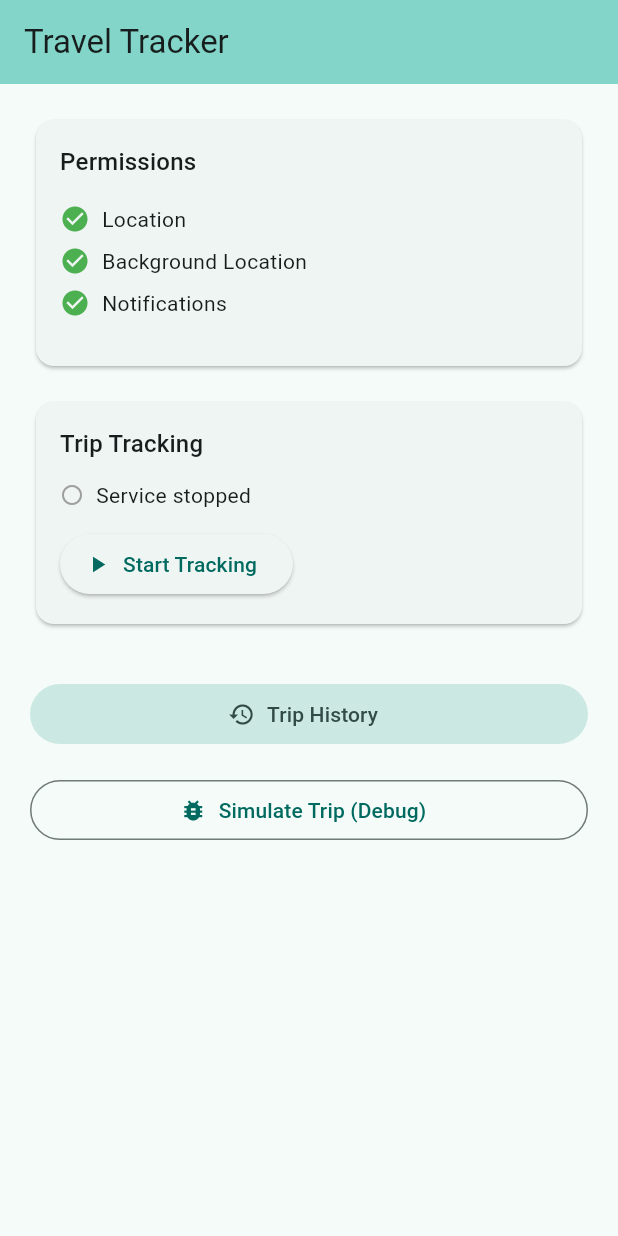
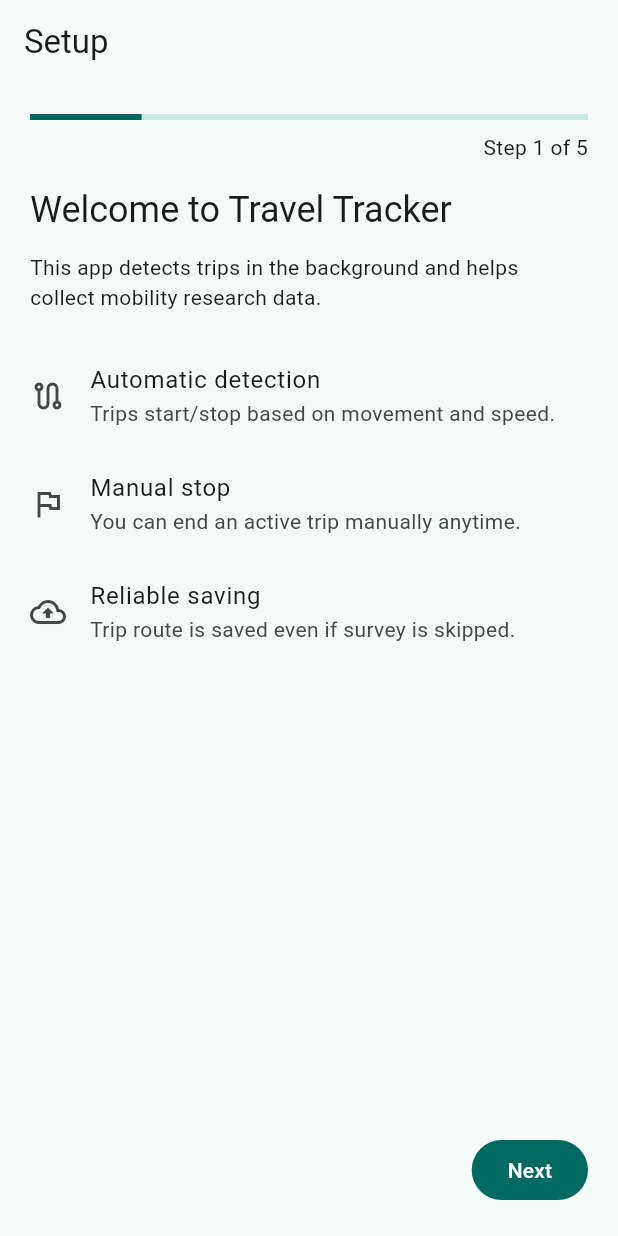
Before and after one commit to saksham-sankhla04/travel_tracker, a Flutter app: the screen it shows after launch, on a phone screen of 412 x 824 dp. Run offline on Flutter 3.47's test engine with Material 3 defaults, Android fonts, the phone set to English and light mode, and no system bars; our stand-ins replace flutter_local_notifications, flutter_riverpod, geolocator, go_router, permission_handler, shared_preferences; missing offline and left inert: flutter_background_service; statements that could not run were skipped.

Commit message:
Add complete onboarding flow and simplify home permissions UI

```diff
--- a/lib/core/router/app_router.dart
+++ b/lib/core/router/app_router.dart
@@ -1,6 +1,7 @@
 import 'package:flutter/material.dart';
 import 'package:go_router/go_router.dart';
 
+import '../../features/onboarding/presentation/pages/onboarding_page.dart';
 import '../../features/trip_tracking/presentation/pages/home_page.dart';
 import '../../features/trip_survey/presentation/pages/survey_page.dart';
 import '../../features/trip_survey/presentation/pages/trip_history_page.dart';
@@ -11,9 +12,10 @@ final appRouter = GoRouter(
   navigatorKey: rootNavigatorKey,
   initialLocation: '/',
   routes: [
+    GoRoute(path: '/', builder: (context, state) => const HomePage()),
     GoRoute(
-      path: '/',
-      builder: (context, state) => const HomePage(),
+      path: '/onboarding',
+      builder: (context, state) => const OnboardingPage(),
     ),
     GoRoute(
       path: '/survey',
--- /dev/null
+++ b/lib/features/onboarding/data/services/onboarding_storage_service.dart
@@ -0,0 +1,38 @@
+import 'package:shared_preferences/shared_preferences.dart';
+
+class OnboardingStorageService {
+  static const String _hasCompletedOnboardingKey = 'has_completed_onboarding';
+  static const String _homeAddressKey = 'user_home_address';
+  static const String _workSchoolAddressKey = 'user_work_school_address';
+
+  static Future<bool> hasCompletedOnboarding() async {
+    final prefs = await SharedPreferences.getInstance();
+    return prefs.getBool(_hasCompletedOnboardingKey) ?? false;
+  }
+
+  static Future<void> completeOnboarding({
+    required String homeAddress,
+    String? workSchoolAddress,
+  }) async {
+    final prefs = await SharedPreferences.getInstance();
+    await prefs.setBool(_hasCompletedOnboardingKey, true);
+    await prefs.setString(_homeAddressKey, homeAddress.trim());
+
+    final cleanedWorkSchool = workSchoolAddress?.trim();
+    if (cleanedWorkSchool != null && cleanedWorkSchool.isNotEmpty) {
+      await prefs.setString(_workSchoolAddressKey, cleanedWorkSchool);
+    } else {
+      await prefs.remove(_workSchoolAddressKey);
+    }
+  }
+
+  static Future<String?> getHomeAddress() async {
+    final prefs = await SharedPreferences.getInstance();
+    return prefs.getString(_homeAddressKey);
+  }
+
+  static Future<String?> getWorkSchoolAddress() async {
+    final prefs = await SharedPreferences.getInstance();
+    return prefs.getString(_workSchoolAddressKey);
+  }
+}
--- /dev/null
+++ b/lib/features/onboarding/presentation/pages/onboarding_page.dart
@@ -0,0 +1,423 @@
+import 'package:flutter/material.dart';
+import 'package:go_router/go_router.dart';
+
+import '../../../../core/services/permission_service.dart';
+import '../../data/services/onboarding_storage_service.dart';
+
+class OnboardingPage extends StatefulWidget {
+  const OnboardingPage({super.key});
+
+  @override
+  State<OnboardingPage> createState() => _OnboardingPageState();
+}
+
+class _OnboardingPageState extends State<OnboardingPage> {
+  static const int _lastStep = 4;
+
+  final _pageController = PageController();
+  final _addressFormKey = GlobalKey<FormState>();
+  final _homeAddressController = TextEditingController();
+  final _workSchoolController = TextEditingController();
+
+  int _currentStep = 0;
+  bool _addWorkSchoolAddress = false;
+  bool _isRequestingPermissions = false;
+  bool _isSaving = false;
+  Map<String, bool> _permissionStatus = const {
+    'location': false,
+    'locationAlways': false,
+    'notification': false,
+  };
+
+  bool get _allPermissionsGranted =>
+      _permissionStatus.values.every((granted) => granted);
+
+  @override
+  void initState() {
+    super.initState();
+    _loadPermissionStatus();
+  }
+
+  @override
+  void dispose() {
+    _pageController.dispose();
+    _homeAddressController.dispose();
+    _workSchoolController.dispose();
+    super.dispose();
+  }
+
+  Future<void> _loadPermissionStatus() async {
+    final status = await PermissionService.checkPermissions();
+    if (!mounted) return;
+    setState(() => _permissionStatus = status);
+  }
+
+  Future<void> _requestPermissions() async {
+    setState(() => _isRequestingPermissions = true);
+    await PermissionService.requestAllPermissions();
+    await _loadPermissionStatus();
+    if (!mounted) return;
+    setState(() => _isRequestingPermissions = false);
+  }
+
+  Future<void> _goToStep(int step) async {
+    await _pageController.animateToPage(
+      step,
+      duration: const Duration(milliseconds: 250),
+      curve: Curves.easeInOut,
+    );
+    if (!mounted) return;
+    setState(() => _currentStep = step);
+  }
+
+  Future<void> _next() async {
+    if (_currentStep == 2 && !_allPermissionsGranted) {
+      ScaffoldMessenger.of(context).showSnackBar(
+        const SnackBar(
+          content: Text('Please grant all permissions to continue.'),
+        ),
+      );
+      return;
+    }
+
+    if (_currentStep == 3) {
+      if (!_addressFormKey.currentState!.validate()) return;
+    }
+
+    if (_currentStep < _lastStep) {
+      await _goToStep(_currentStep + 1);
+    }
+  }
+
+  Future<void> _back() async {
+    if (_currentStep > 0) {
+      await _goToStep(_currentStep - 1);
+    }
+  }
+
+  Future<void> _finish() async {
+    if (!_addressFormKey.currentState!.validate() || _isSaving) return;
+
+    setState(() => _isSaving = true);
+    await OnboardingStorageService.completeOnboarding(
+      homeAddress: _homeAddressController.text,
+      workSchoolAddress: _addWorkSchoolAddress
+          ? _workSchoolController.text
+          : null,
+    );
+
+    if (!mounted) return;
+    setState(() => _isSaving = false);
+    context.go('/');
+  }
+
+  @override
+  Widget build(BuildContext context) {
+    return Scaffold(
+      appBar: AppBar(
+        automaticallyImplyLeading: false,
+        title: const Text('Setup'),
+      ),
+      body: SafeArea(
+        child: Padding(
+          padding: const EdgeInsets.all(20),
+          child: Column(
+            children: [
+              LinearProgressIndicator(
+                value: (_currentStep + 1) / (_lastStep + 1),
+              ),
+              const SizedBox(height: 8),
+              Align(
+                alignment: Alignment.centerRight,
+                child: Text('Step ${_currentStep + 1} of ${_lastStep + 1}'),
+              ),
+              const SizedBox(height: 16),
+              Expanded(
+                child: PageView(
+                  controller: _pageController,
+                  physics: const NeverScrollableScrollPhysics(),
+                  children: [
+                    _buildWelcomeStep(context),
+                    _buildHowItWorksStep(context),
+                    _buildPermissionStep(context),
+                    _buildAddressStep(context),
+                    _buildFinishStep(context),
+                  ],
+                ),
+              ),
+              const SizedBox(height: 12),
+              Row(
+                children: [
+                  if (_currentStep > 0)
+                    OutlinedButton(onPressed: _back, child: const Text('Back'))
+                  else
+                    const SizedBox.shrink(),
+                  const Spacer(),
+                  if (_currentStep < _lastStep)
+                    FilledButton(onPressed: _next, child: const Text('Next'))
+                  else
+                    FilledButton.icon(
+                      onPressed: _isSaving ? null : _finish,
+                      icon: _isSaving
+                          ? const SizedBox(
+                              width: 16,
+                              height: 16,
+                              child: CircularProgressIndicator(strokeWidth: 2),
+                            )
+                          : const Icon(Icons.check),
+                      label: Text(_isSaving ? 'Saving...' : 'Start App'),
+                    ),
+                ],
+              ),
+            ],
+          ),
+        ),
+      ),
+    );
+  }
+
+  Widget _buildWelcomeStep(BuildContext context) {
+    return ListView(
+      children: [
+        Text(
+          'Welcome to Travel Tracker',
+          style: Theme.of(context).textTheme.headlineSmall,
+        ),
+        const SizedBox(height: 12),
+        const Text(
+          'This app detects trips in the background and helps collect mobility research data.',
+        ),
+        const SizedBox(height: 20),
+        _infoTile(
+          icon: Icons.route_outlined,
+          title: 'Automatic detection',
+          subtitle: 'Trips start/stop based on movement and speed.',
+        ),
+        _infoTile(
+          icon: Icons.flag_outlined,
+          title: 'Manual stop',
+          subtitle: 'You can end an active trip manually anytime.',
+        ),
+        _infoTile(
+          icon: Icons.cloud_upload_outlined,
+          title: 'Reliable saving',
+          subtitle: 'Trip route is saved even if survey is skipped.',
+        ),
+      ],
+    );
+  }
+
+  Widget _buildHowItWorksStep(BuildContext context) {
+    return ListView(
+      children: [
+        Text('How it works', style: Theme.of(context).textTheme.headlineSmall),
+        const SizedBox(height: 16),
+        const Text('1. Start tracking from the home screen.'),
+        const SizedBox(height: 8),
+        const Text('2. App detects when you are travelling.'),
+        const SizedBox(height: 8),
+        const Text('3. At trip end, route is auto-saved to backend.'),
+        const SizedBox(height: 8),
+        const Text(
+          '4. You can submit survey details later to update that same trip.',
+        ),
+        const SizedBox(height: 24),
+        Card(
+          child: Padding(
+            padding: const EdgeInsets.all(12),
+            child: Row(
+              crossAxisAlignment: CrossAxisAlignment.start,
+              children: [
+                const Icon(Icons.info_outline),
+                const SizedBox(width: 8),
+                Expanded(
+                  child: Text(
+                    'If you skip the form, default values are used and can be corrected later.',
+                    style: Theme.of(context).textTheme.bodyMedium,
+                  ),
+                ),
+              ],
+            ),
+          ),
+        ),
+      ],
+    );
+  }
+
+  Widget _buildPermissionStep(BuildContext context) {
+    return ListView(
+      children: [
+        Text('Permissions', style: Theme.of(context).textTheme.headlineSmall),
+        const SizedBox(height: 12),
+        const Text(
+          'Location and notification permissions are required for reliable trip tracking.',
+        ),
+        const SizedBox(height: 20),
+        _permissionTile(
+          label: 'Location',
+          value: _permissionStatus['location'] ?? false,
+        ),
+        _permissionTile(
+          label: 'Background location',
+          value: _permissionStatus['locationAlways'] ?? false,
+        ),
+        _permissionTile(
+          label: 'Notifications',
+          value: _permissionStatus['notification'] ?? false,
+        ),
+        const SizedBox(height: 20),
+        FilledButton.icon(
+          onPressed: _isRequestingPermissions ? null : _requestPermissions,
+          icon: _isRequestingPermissions
+              ? const SizedBox(
+                  width: 16,
+                  height: 16,
+                  child: CircularProgressIndicator(strokeWidth: 2),
+                )
+              : const Icon(Icons.lock_open),
+          label: Text(
+            _isRequestingPermissions ? 'Requesting...' : 'Grant Permissions',
+          ),
+        ),
+        const SizedBox(height: 8),
+        TextButton(
+          onPressed: PermissionService.openSettings,
+          child: const Text('Open app settings'),
+        ),
+      ],
+    );
+  }
+
+  Widget _buildAddressStep(BuildContext context) {
+    return Form(
+      key: _addressFormKey,
+      child: ListView(
+        children: [
+          Text(
+            'Your addresses',
+            style: Theme.of(context).textTheme.headlineSmall,
+          ),
+          const SizedBox(height: 12),
+          const Text('Home address is required. Work/School is optional.'),
+          const SizedBox(height: 20),
+          TextFormField(
+            controller: _homeAddressController,
+            decoration: const InputDecoration(
+              labelText: 'Home address',
+              hintText: 'Enter your home address',
+              border: OutlineInputBorder(),
+              prefixIcon: Icon(Icons.home_outlined),
+            ),
+            minLines: 2,
+            maxLines: 3,
+            textInputAction: TextInputAction.next,
+            validator: (value) {
+              if (value == null || value.trim().isEmpty) {
+                return 'Home address is required';
+              }
+              return null;
+            },
+          ),
+          const SizedBox(height: 16),
+          SwitchListTile(
+            contentPadding: EdgeInsets.zero,
+            title: const Text('Add work/school address'),
+            subtitle: const Text('Optional'),
+            value: _addWorkSchoolAddress,
+            onChanged: (value) {
+              setState(() => _addWorkSchoolAddress = value);
+              if (!value) _workSchoolController.clear();
+            },
+          ),
+          if (_addWorkSchoolAddress) ...[
+            const SizedBox(height: 8),
+            TextFormField(
+              controller: _workSchoolController,
+              decoration: const InputDecoration(
+                labelText: 'Work/School address',
+                hintText: 'Enter your work or school address',
+                border: OutlineInputBorder(),
+                prefixIcon: Icon(Icons.business_outlined),
+              ),
+              minLines: 2,
+              maxLines: 3,
+              textInputAction: TextInputAction.done,
+              validator: (value) {
+                if (_addWorkSchoolAddress &&
+                    (value == null || value.trim().isEmpty)) {
+                  return 'Please enter work/school address or disable this option';
+                }
+                return null;
+              },
+            ),
+          ],
+        ],
+      ),
+    );
+  }
+
+  Widget _buildFinishStep(BuildContext context) {
+    return ListView(
+      children: [
+        Text('You are ready', style: Theme.of(context).textTheme.headlineSmall),
+        const SizedBox(height: 12),
+        _statusRow('Permissions granted', _allPermissionsGranted),
+        _statusRow(
+          'Home address added',
+          _homeAddressController.text.trim().isNotEmpty,
+        ),
+        _statusRow(
+          'Work/School address',
+          !_addWorkSchoolAddress ||
+              _workSchoolController.text.trim().isNotEmpty,
+        ),
+        const SizedBox(height: 20),
+        const Text(
+          'Tap "Start App" to finish onboarding and open the tracker dashboard.',
+        ),
+      ],
+    );
+  }
+
+  Widget _permissionTile({required String label, required bool value}) {
+    return Card(
+      child: ListTile(
+        leading: Icon(
+          value ? Icons.check_circle : Icons.error_outline,
+          color: value ? Colors.green : Colors.orange,
+        ),
+        title: Text(label),
+        trailing: Text(value ? 'Granted' : 'Required'),
+      ),
+    );
+  }
+
+  Widget _infoTile({
+    required IconData icon,
+    required String title,
+    required String subtitle,
+  }) {
+    return ListTile(
+      contentPadding: EdgeInsets.zero,
+      leading: Icon(icon),
+      title: Text(title),
+      subtitle: Text(subtitle),
+    );
+  }
+
+  Widget _statusRow(String label, bool ok) {
+    return Padding(
+      padding: const EdgeInsets.symmetric(vertical: 6),
+      child: Row(
+        children: [
+          Icon(
+            ok ? Icons.check_circle : Icons.radio_button_unchecked,
+            color: ok ? Colors.green : Colors.grey,
+          ),
+          const SizedBox(width: 8),
+          Text(label),
+        ],
+      ),
+    );
+  }
+}
--- a/lib/features/trip_tracking/presentation/pages/home_page.dart
+++ b/lib/features/trip_tracking/presentation/pages/home_page.dart
@@ -4,11 +4,10 @@ import 'package:flutter_riverpod/flutter_riverpod.dart';
 import 'package:go_router/go_router.dart';
 
 import '../../../../core/router/app_router.dart';
-import '../../../../core/services/permission_service.dart';
+import '../../../onboarding/data/services/onboarding_storage_service.dart';
 import '../../../trip_survey/data/services/survey_storage_service.dart';
 import '../../../trip_survey/presentation/providers/survey_provider.dart';
 import '../providers/trip_tracking_provider.dart';
-import '../widgets/permission_card.dart';
 import '../widgets/tracking_card.dart';
 import '../widgets/live_data_card.dart';
 
@@ -20,10 +19,25 @@ class HomePage extends ConsumerStatefulWidget {
 }
 
 class _HomePageState extends ConsumerState<HomePage> {
+  Future<void> _refreshPermissions() async {
+    await ref.read(tripTrackingProvider.notifier).checkPermissions();
+  }
+
   @override
   void initState() {
     super.initState();
     Future.microtask(() async {
+      // First-time users must complete onboarding.
+      final hasCompletedOnboarding =
+          await OnboardingStorageService.hasCompletedOnboarding();
+      if (!hasCompletedOnboarding && mounted) {
+        appRouter.go('/onboarding');
+        return;
+      }
+
+      // Permissions may have been granted during onboarding; refresh provider state.
+      await _refreshPermissions();
+
       // Sync any locally-saved surveys that haven't reached MongoDB yet
       final count = await ref
           .read(surveyProvider.notifier)
@@ -34,7 +48,7 @@ class _HomePageState extends ConsumerState<HomePage> {
         );
       }
 
-      // Sync ended trip logs that were auto-submitted with null survey fields.
+      // Sync ended trip logs that were auto-submitted with default fields.
       final tripRecordsSynced = await ref
           .read(surveyProvider.notifier)
           .syncPendingTripRecords();
@@ -78,6 +92,13 @@ class _HomePageState extends ConsumerState<HomePage> {
   }
 
   @override
+  void didChangeDependencies() {
+    super.didChangeDependencies();
+    // Also refresh when this page becomes active again.
+    _refreshPermissions();
+  }
+
+  @override
   Widget build(BuildContext context) {
     final state = ref.watch(tripTrackingProvider);
     final notifier = ref.read(tripTrackingProvider.notifier);
@@ -92,13 +113,6 @@ class _HomePageState extends ConsumerState<HomePage> {
         child: Column(
           crossAxisAlignment: CrossAxisAlignment.stretch,
           children: [
-            PermissionCard(
-              permissionStatus: state.permissionStatus,
-              permissionsGranted: state.permissionsGranted,
-              onRequestPermissions: notifier.requestPermissions,
-              onOpenSettings: PermissionService.openSettings,
-            ),
-            const SizedBox(height: 16),
             TrackingCard(
               serviceRunning: state.serviceRunning,
               permissionsGranted: state.permissionsGranted,
```
